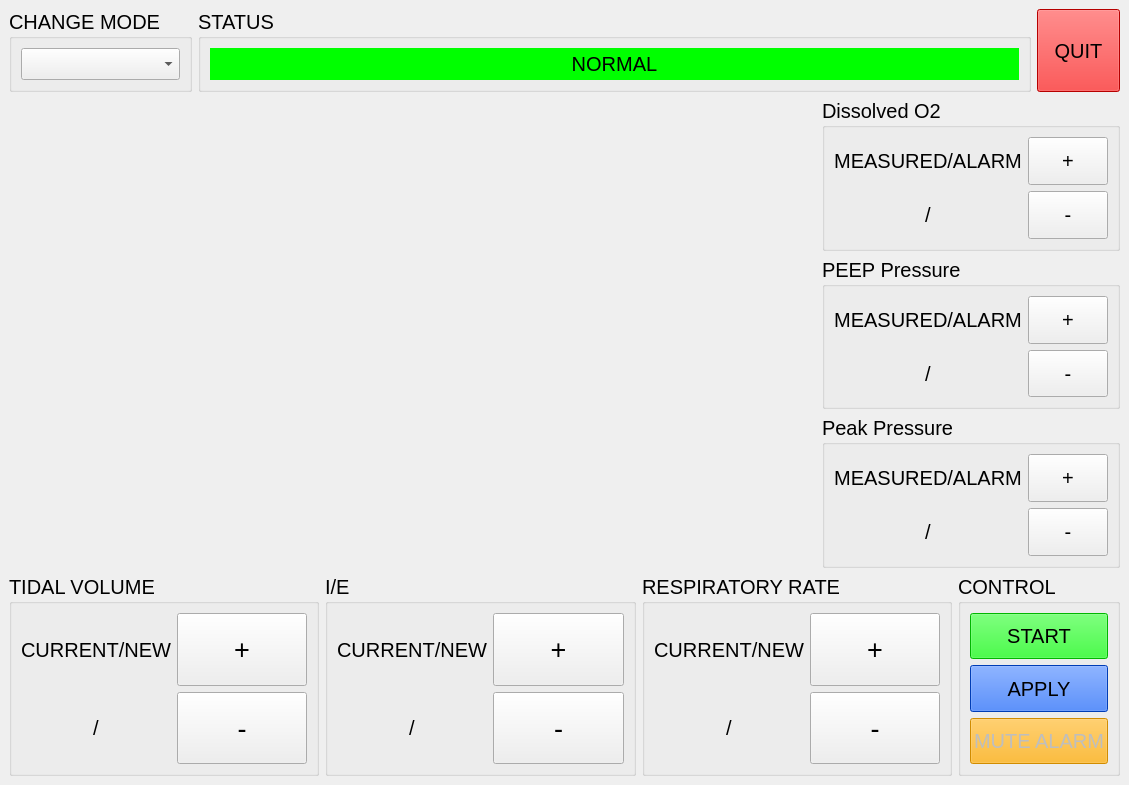
Old version of the form baxterOsvGui.ui in the repository baxterosv/osvgui.
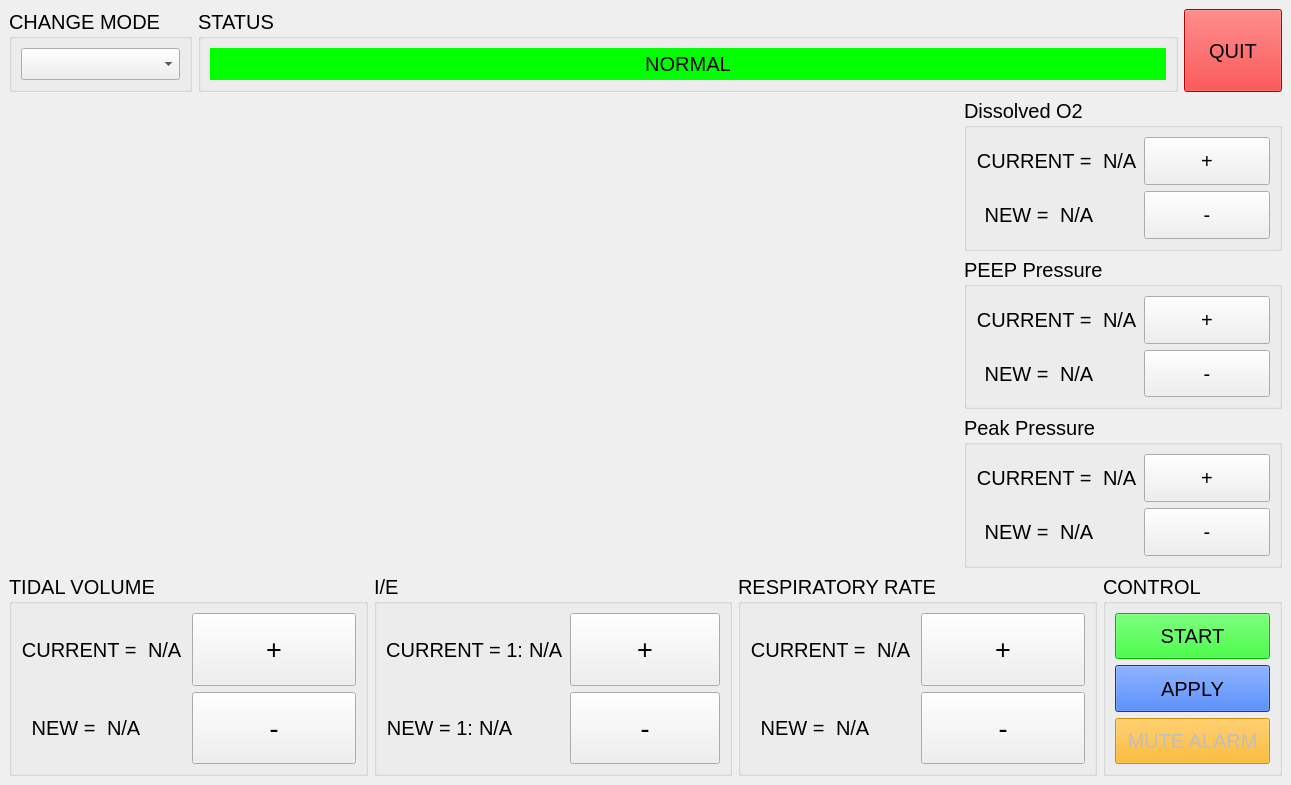
New version of the form.

Commit message: added new label convention

The edit to the form file:
```diff
--- a/baxterOsvGui.ui
+++ b/baxterOsvGui.ui
@@ -6,7 +6,7 @@
    <rect>
     <x>0</x>
     <y>0</y>
-    <width>1129</width>
+    <width>1291</width>
     <height>785</height>
    </rect>
   </property>
@@ -116,29 +116,51 @@
            <item>
             <layout class="QVBoxLayout" name="verticalLayout_12">
              <item>
-              <widget class="QLabel" name="label_2">
+              <layout class="QHBoxLayout" name="horizontalLayout_17">
+               <item>
+                <widget class="QLabel" name="label_8">
                <property name="font">
                 <font>
                  <pointsize>15</pointsize>
                 </font>
                </property>
                <property name="text">
-                <string>MEASURED/ALARM</string>
+                  <string>CURRENT = </string>
                </property>
                <property name="alignment">
-                <set>Qt::AlignCenter</set>
+                  <set>Qt::AlignRight|Qt::AlignTrailing|Qt::AlignVCenter</set>
                </property>
               </widget>
              </item>
              <item>
-              <widget class="QLabel" name="label_DO2">
+                <widget class="QLabel" name="label_Current_DO2">
                <property name="text">
-                <string>&lt;VAL&gt;/&lt;VAL&gt;</string>
-               </property>
+                  <string>N/A</string>
+                 </property>
+                </widget>
+               </item>
+              </layout>
+             </item>
+             <item>
+              <layout class="QHBoxLayout" name="horizontalLayout_18">
+               <item>
+                <widget class="QLabel" name="label_9">
+                 <property name="text">
+                  <string>NEW = </string>
+                 </property>
                <property name="alignment">
-                <set>Qt::AlignCenter</set>
-               </property>
-              </widget>
+                  <set>Qt::AlignRight|Qt::AlignTrailing|Qt::AlignVCenter</set>
+                 </property>
+                </widget>
+               </item>
+               <item>
+                <widget class="QLabel" name="label_New_DO2">
+                 <property name="text">
+                  <string>N/A</string>
+                 </property>
+                </widget>
+               </item>
+              </layout>
              </item>
             </layout>
            </item>
@@ -189,29 +211,51 @@
            <item>
             <layout class="QVBoxLayout" name="verticalLayout_13">
              <item>
-              <widget class="QLabel" name="label_3">
+              <layout class="QHBoxLayout" name="horizontalLayout_19">
+               <item>
+                <widget class="QLabel" name="label_10">
                <property name="font">
                 <font>
                  <pointsize>15</pointsize>
                 </font>
                </property>
                <property name="text">
-                <string>MEASURED/ALARM</string>
+                  <string>CURRENT = </string>
                </property>
                <property name="alignment">
-                <set>Qt::AlignCenter</set>
+                  <set>Qt::AlignRight|Qt::AlignTrailing|Qt::AlignVCenter</set>
                </property>
               </widget>
              </item>
              <item>
-              <widget class="QLabel" name="label_PEEP">
+                <widget class="QLabel" name="label_Current_PEEP">
                <property name="text">
-                <string>&lt;VAL&gt;/&lt;VAL&gt;</string>
-               </property>
+                  <string>N/A</string>
+                 </property>
+                </widget>
+               </item>
+              </layout>
+             </item>
+             <item>
+              <layout class="QHBoxLayout" name="horizontalLayout_20">
+               <item>
+                <widget class="QLabel" name="label_12">
+                 <property name="text">
+                  <string>NEW = </string>
+                 </property>
                <property name="alignment">
-                <set>Qt::AlignCenter</set>
-               </property>
-              </widget>
+                  <set>Qt::AlignRight|Qt::AlignTrailing|Qt::AlignVCenter</set>
+                 </property>
+                </widget>
+               </item>
+               <item>
+                <widget class="QLabel" name="label_New_PEEP">
+                 <property name="text">
+                  <string>N/A</string>
+                 </property>
+                </widget>
+               </item>
+              </layout>
              </item>
             </layout>
            </item>
@@ -262,29 +306,51 @@
            <item>
             <layout class="QVBoxLayout" name="verticalLayout_14">
              <item>
-              <widget class="QLabel" name="label_4">
+              <layout class="QHBoxLayout" name="horizontalLayout_21">
+               <item>
+                <widget class="QLabel" name="label_6">
                <property name="font">
                 <font>
                  <pointsize>15</pointsize>
                 </font>
                </property>
                <property name="text">
-                <string>MEASURED/ALARM</string>
+                  <string>CURRENT = </string>
                </property>
                <property name="alignment">
-                <set>Qt::AlignCenter</set>
+                  <set>Qt::AlignRight|Qt::AlignTrailing|Qt::AlignVCenter</set>
                </property>
               </widget>
              </item>
              <item>
-              <widget class="QLabel" name="label_PP">
+                <widget class="QLabel" name="label_Current_PP">
                <property name="text">
-                <string>&lt;VAL&gt;/&lt;VAL&gt;</string>
-               </property>
+                  <string>N/A</string>
+                 </property>
+                </widget>
+               </item>
+              </layout>
+             </item>
+             <item>
+              <layout class="QHBoxLayout" name="horizontalLayout_22">
+               <item>
+                <widget class="QLabel" name="label_11">
+                 <property name="text">
+                  <string>NEW = </string>
+                 </property>
                <property name="alignment">
-                <set>Qt::AlignCenter</set>
-               </property>
-              </widget>
+                  <set>Qt::AlignRight|Qt::AlignTrailing|Qt::AlignVCenter</set>
+                 </property>
+                </widget>
+               </item>
+               <item>
+                <widget class="QLabel" name="label_New_PP">
+                 <property name="text">
+                  <string>N/A</string>
+                 </property>
+                </widget>
+               </item>
+              </layout>
              </item>
             </layout>
            </item>
@@ -341,24 +407,46 @@
          <item>
           <layout class="QVBoxLayout" name="verticalLayout_5">
            <item>
-            <widget class="QLabel" name="label_6">
+            <layout class="QHBoxLayout" name="horizontalLayout">
+             <item>
+              <widget class="QLabel" name="label">
              <property name="text">
-              <string>CURRENT/NEW</string>
+                <string>CURRENT = </string>
              </property>
              <property name="alignment">
-              <set>Qt::AlignCenter</set>
+                <set>Qt::AlignRight|Qt::AlignTrailing|Qt::AlignVCenter</set>
              </property>
             </widget>
            </item>
            <item>
-            <widget class="QLabel" name="label_TV">
+              <widget class="QLabel" name="label_Current_TV">
              <property name="text">
-              <string>&lt;VAL&gt;/&lt;VAL&gt;</string>
-             </property>
+                <string>N/A</string>
+               </property>
+              </widget>
+             </item>
+            </layout>
+           </item>
+           <item>
+            <layout class="QHBoxLayout" name="horizontalLayout_11">
+             <item>
+              <widget class="QLabel" name="label_13">
+               <property name="text">
+                <string>NEW = </string>
+               </property>
              <property name="alignment">
-              <set>Qt::AlignCenter</set>
-             </property>
-            </widget>
+                <set>Qt::AlignRight|Qt::AlignTrailing|Qt::AlignVCenter</set>
+               </property>
+              </widget>
+             </item>
+             <item>
+              <widget class="QLabel" name="label_New_TV">
+               <property name="text">
+                <string>N/A</string>
+               </property>
+              </widget>
+             </item>
+            </layout>
            </item>
           </layout>
          </item>
@@ -419,24 +507,46 @@
          <item>
           <layout class="QVBoxLayout" name="verticalLayout_7">
            <item>
-            <widget class="QLabel" name="label_8">
+            <layout class="QHBoxLayout" name="horizontalLayout_13">
+             <item>
+              <widget class="QLabel" name="label_2">
              <property name="text">
-              <string>CURRENT/NEW</string>
+                <string>CURRENT = 1:</string>
              </property>
              <property name="alignment">
-              <set>Qt::AlignCenter</set>
+                <set>Qt::AlignRight|Qt::AlignTrailing|Qt::AlignVCenter</set>
              </property>
             </widget>
            </item>
            <item>
-            <widget class="QLabel" name="label_IE">
+              <widget class="QLabel" name="label_Current_IE">
              <property name="text">
-              <string>&lt;VAL&gt;/&lt;VAL&gt;</string>
-             </property>
+                <string>N/A</string>
+               </property>
+              </widget>
+             </item>
+            </layout>
+           </item>
+           <item>
+            <layout class="QHBoxLayout" name="horizontalLayout_14">
+             <item>
+              <widget class="QLabel" name="label_3">
+               <property name="text">
+                <string>NEW = 1:</string>
+               </property>
              <property name="alignment">
-              <set>Qt::AlignCenter</set>
-             </property>
-            </widget>
+                <set>Qt::AlignRight|Qt::AlignTrailing|Qt::AlignVCenter</set>
+               </property>
+              </widget>
+             </item>
+             <item>
+              <widget class="QLabel" name="label_New_IE">
+               <property name="text">
+                <string>N/A</string>
+               </property>
+              </widget>
+             </item>
+            </layout>
            </item>
           </layout>
          </item>
@@ -497,24 +607,46 @@
          <item>
           <layout class="QVBoxLayout" name="verticalLayout_9">
            <item>
-            <widget class="QLabel" name="label_10">
+            <layout class="QHBoxLayout" name="horizontalLayout_15">
+             <item>
+              <widget class="QLabel" name="label_4">
              <property name="text">
-              <string>CURRENT/NEW</string>
+                <string>CURRENT = </string>
              </property>
              <property name="alignment">
-              <set>Qt::AlignCenter</set>
+                <set>Qt::AlignRight|Qt::AlignTrailing|Qt::AlignVCenter</set>
              </property>
             </widget>
            </item>
            <item>
-            <widget class="QLabel" name="label_RR">
+              <widget class="QLabel" name="label_Current_RR">
              <property name="text">
-              <string>&lt;VAL&gt;/&lt;VAL&gt;</string>
-             </property>
+                <string>N/A</string>
+               </property>
+              </widget>
+             </item>
+            </layout>
+           </item>
+           <item>
+            <layout class="QHBoxLayout" name="horizontalLayout_16">
+             <item>
+              <widget class="QLabel" name="label_5">
+               <property name="text">
+                <string>NEW = </string>
+               </property>
              <property name="alignment">
-              <set>Qt::AlignCenter</set>
-             </property>
-            </widget>
+                <set>Qt::AlignRight|Qt::AlignTrailing|Qt::AlignVCenter</set>
+               </property>
+              </widget>
+             </item>
+             <item>
+              <widget class="QLabel" name="label_New_RR">
+               <property name="text">
+                <string>N/A</string>
+               </property>
+              </widget>
+             </item>
+            </layout>
            </item>
           </layout>
          </item>
```
Lines whose indentation alone changed are shown as unchanged. The commit also changes 2 other files.
